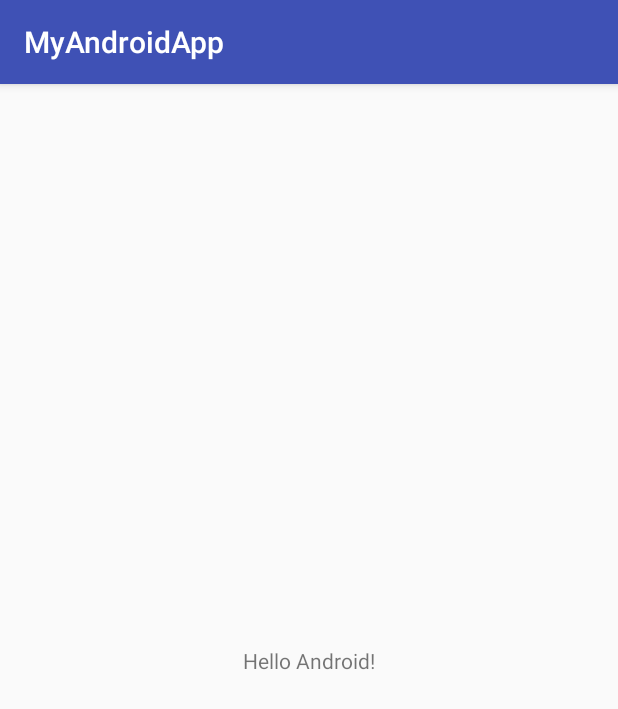
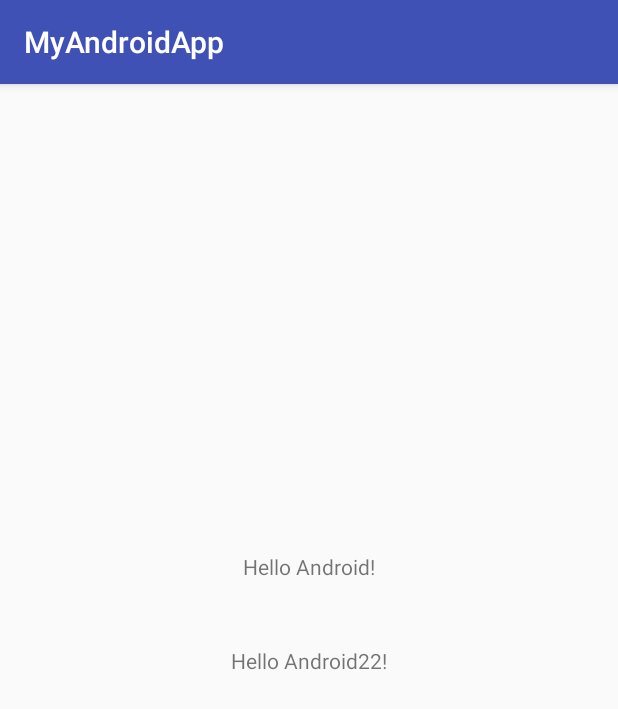
Before and after one commit to eungsi16/MyAndroidApp, an Android app: the screen it shows after launch (MainActivity), on a phone screen of 412 x 824 dp. Shown: the top 709 px of the screen. Run offline under Robolectric (Android 15) with nearby library versions, the phone set to English and light mode, and no system bars.

Commit message:
add TextView

```diff
--- a/app/src/main/res/layout/activity_main.xml
+++ b/app/src/main/res/layout/activity_main.xml
@@ -9,10 +9,21 @@
     <TextView
         android:layout_width="wrap_content"
         android:layout_height="wrap_content"
-        android:text="Hello Android!"
+        android:text="Hello Android22!"
         app:layout_constraintBottom_toBottomOf="parent"
         app:layout_constraintLeft_toLeftOf="parent"
         app:layout_constraintRight_toRightOf="parent"
         app:layout_constraintTop_toTopOf="parent" />
 
+
+    <TextView
+        android:layout_width="wrap_content"
+        android:layout_height="wrap_content"
+        android:text="Hello Android!"
+        app:layout_constraintBottom_toBottomOf="parent"
+        app:layout_constraintLeft_toLeftOf="parent"
+        app:layout_constraintRight_toRightOf="parent"
+        app:layout_constraintTop_toTopOf="parent"
+        app:layout_constraintVertical_bias="0.417" />
+
 </android.support.constraint.ConstraintLayout>
```
